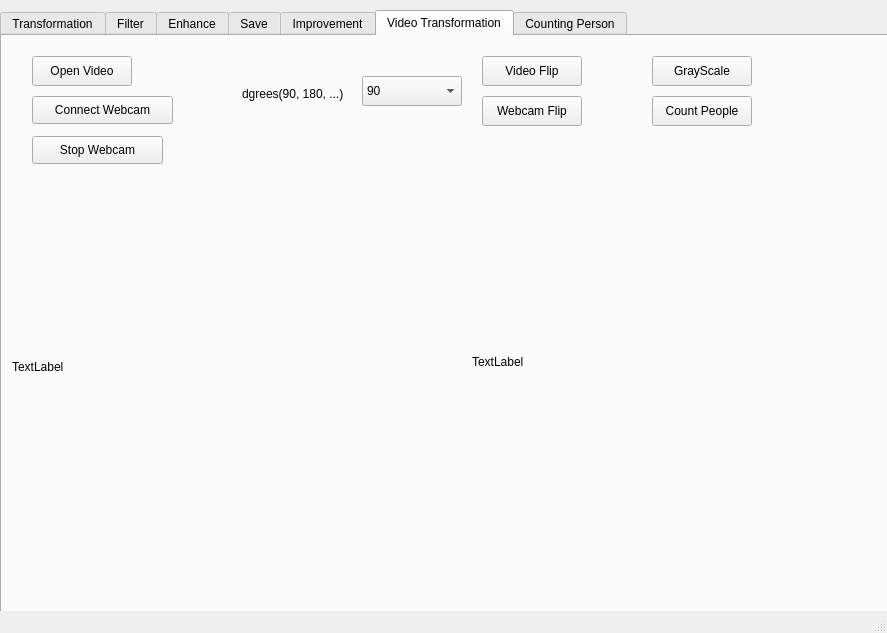
This is image_processing_app.ui in soyoung125/MultimediaProcessingTool as Qt 5 draws it before an edit. The edited form follows.
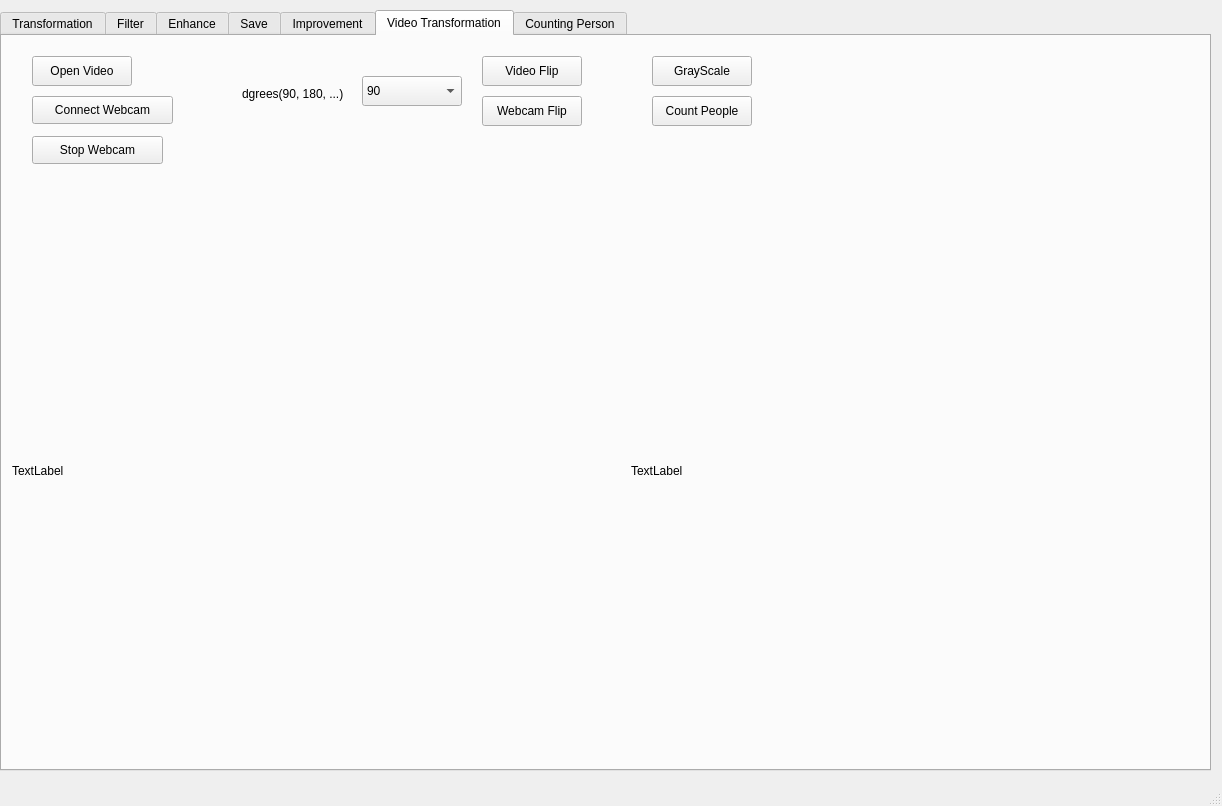
This is the edited form.

Commit message: video tap 라벨 크기 수정

```diff
--- a/image_processing_app.ui
+++ b/image_processing_app.ui
@@ -6,8 +6,8 @@
    <rect>
     <x>0</x>
     <y>0</y>
-    <width>887</width>
-    <height>633</height>
+    <width>1222</width>
+    <height>806</height>
    </rect>
   </property>
   <property name="windowTitle">
@@ -19,8 +19,8 @@
      <rect>
       <x>0</x>
       <y>10</y>
-      <width>931</width>
-      <height>621</height>
+      <width>1211</width>
+      <height>761</height>
      </rect>
     </property>
     <property name="currentIndex">
@@ -712,9 +712,9 @@
       <property name="geometry">
        <rect>
         <x>10</x>
-        <y>180</y>
-        <width>411</width>
-        <height>301</height>
+        <y>210</y>
+        <width>570</width>
+        <height>450</height>
        </rect>
       </property>
       <property name="text">
@@ -724,10 +724,10 @@
      <widget class="QLabel" name="lblVideo2">
       <property name="geometry">
        <rect>
-        <x>470</x>
-        <y>180</y>
-        <width>391</width>
-        <height>291</height>
+        <x>629</x>
+        <y>210</y>
+        <width>571</width>
+        <height>450</height>
        </rect>
       </property>
       <property name="text">
```
Left out of the diff: 2 changed lines with no effect on the pictures.
